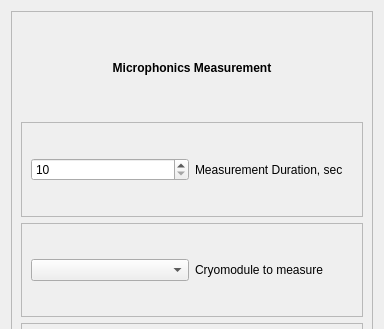
Before: the Qt Designer form FFT_test.ui in slaclab/Microphonics_tab, drawn with Qt 5; both pictures show x 0 to 384 and y 0 to 329 of the 384 by 641 pixel window.
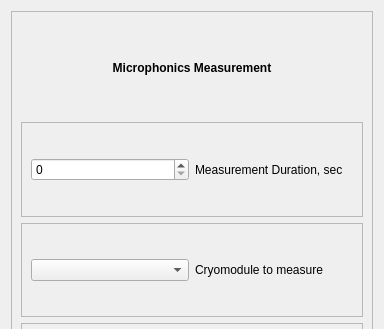
After: the same form once the commit is applied.

Commit message: add starting value for nsec to sample

The edit to the form file:
```diff
--- a/FFT_test.ui
+++ b/FFT_test.ui
@@ -57,7 +57,7 @@
             <string/>
            </property>
            <property name="minimum">
-            <number>10</number>
+            <number>0</number>
            </property>
            <property name="maximum">
             <number>301</number>
```
The commit also changes 1 other file.
